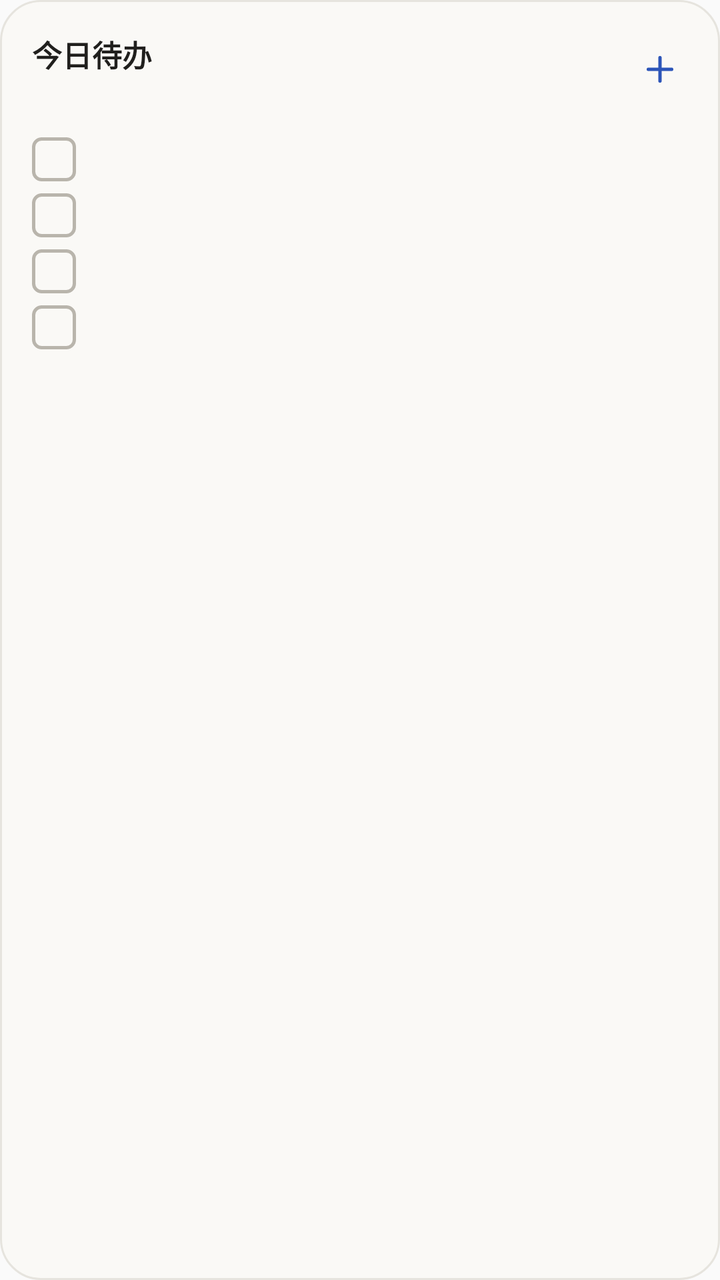
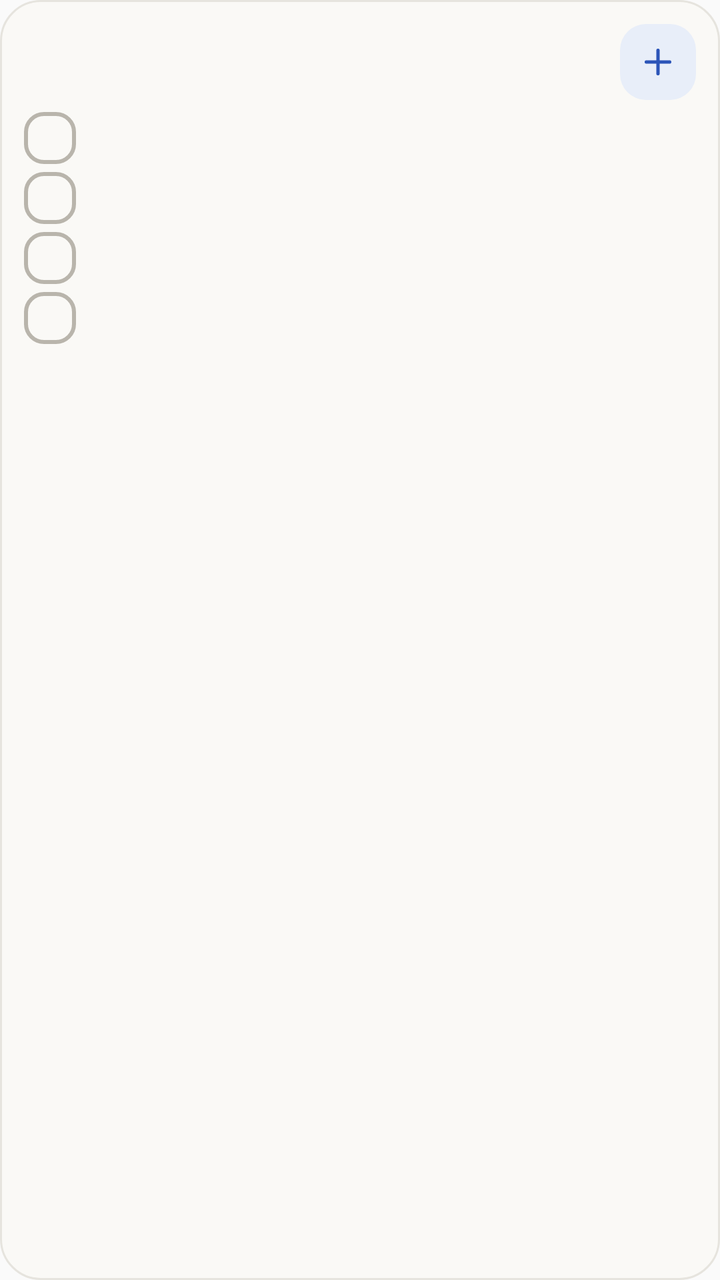

An Android layout rendered at two revisions. The XML below is the earlier revision; the diff shows what the commit changed to produce the second picture.
<!-- AndroidManifest.xml: application theme AppTheme -->
<!-- res/layout/widget_tasks.xml -->
<?xml version="1.0" encoding="utf-8"?>
<LinearLayout xmlns:android="http://schemas.android.com/apk/res/android"
    android:id="@+id/widget_root"
    android:layout_width="match_parent"
    android:layout_height="match_parent"
    android:background="@drawable/widget_bg"
    android:orientation="vertical"
    android:padding="16dp">

    <LinearLayout
        android:layout_width="match_parent"
        android:layout_height="wrap_content"
        android:gravity="center_vertical"
        android:orientation="horizontal">

        <LinearLayout
            android:layout_width="0dp"
            android:layout_height="wrap_content"
            android:layout_weight="1"
            android:orientation="vertical">

            <TextView
                android:id="@+id/widget_title"
                android:layout_width="wrap_content"
                android:layout_height="wrap_content"
                android:text="@string/task_widget_name"
                android:textColor="#201F1D"
                android:textSize="15sp"
                android:textStyle="bold" />

            <TextView
                android:id="@+id/widget_date"
                android:layout_width="wrap_content"
                android:layout_height="wrap_content"
                android:layout_marginTop="1dp"
                android:textColor="#8B887F"
                android:textSize="11sp" />
        </LinearLayout>

        <TextView
            android:id="@+id/widget_meta"
            android:layout_width="wrap_content"
            android:layout_height="wrap_content"
            android:ellipsize="end"
            android:maxWidth="130dp"
            android:singleLine="true"
            android:textColor="#2C55B8"
            android:textSize="11sp" />

        <ImageView
            android:id="@+id/widget_add"
            android:layout_width="28dp"
            android:layout_height="28dp"
            android:layout_marginStart="6dp"
            android:contentDescription="快速添加任务"
            android:padding="4dp"
            android:src="@drawable/ic_widget_add" />
    </LinearLayout>

    <LinearLayout
        android:id="@+id/widget_tasks"
        android:layout_width="match_parent"
        android:layout_height="wrap_content"
        android:layout_marginTop="9dp"
        android:orientation="vertical">

        <LinearLayout
            android:id="@+id/widget_row_1"
            android:layout_width="match_parent"
            android:layout_height="wrap_content"
            android:layout_marginTop="6dp"
            android:gravity="center_vertical"
            android:orientation="horizontal">

            <ImageView
                android:id="@+id/widget_check_1"
                android:layout_width="22dp"
                android:layout_height="22dp"
                android:layout_marginEnd="8dp"
                android:contentDescription="完成这条任务"
                android:src="@drawable/widget_check" />

            <TextView
                android:id="@+id/widget_task_1"
                android:layout_width="0dp"
                android:layout_height="wrap_content"
                android:layout_weight="1"
                android:ellipsize="end"
                android:singleLine="true"
                android:textColor="#201F1D"
                android:textSize="13sp" />
        </LinearLayout>

        <LinearLayout
            android:id="@+id/widget_row_2"
            android:layout_width="match_parent"
            android:layout_height="wrap_content"
            android:layout_marginTop="6dp"
            android:gravity="center_vertical"
            android:orientation="horizontal">

            <ImageView
                android:id="@+id/widget_check_2"
                android:layout_width="22dp"
                android:layout_height="22dp"
                android:layout_marginEnd="8dp"
                android:contentDescription="完成这条任务"
                android:src="@drawable/widget_check" />

            <TextView
                android:id="@+id/widget_task_2"
                android:layout_width="0dp"
                android:layout_height="wrap_content"
                android:layout_weight="1"
                android:ellipsize="end"
                android:singleLine="true"
                android:textColor="#201F1D"
                android:textSize="13sp" />
        </LinearLayout>

        <LinearLayout
            android:id="@+id/widget_row_3"
            android:layout_width="match_parent"
            android:layout_height="wrap_content"
            android:layout_marginTop="6dp"
            android:gravity="center_vertical"
            android:orientation="horizontal">

            <ImageView
                android:id="@+id/widget_check_3"
                android:layout_width="22dp"
                android:layout_height="22dp"
                android:layout_marginEnd="8dp"
                android:contentDescription="完成这条任务"
                android:src="@drawable/widget_check" />

            <TextView
                android:id="@+id/widget_task_3"
                android:layout_width="0dp"
                android:layout_height="wrap_content"
                android:layout_weight="1"
                android:ellipsize="end"
                android:singleLine="true"
                android:textColor="#201F1D"
                android:textSize="13sp" />
        </LinearLayout>

        <LinearLayout
            android:id="@+id/widget_row_4"
            android:layout_width="match_parent"
            android:layout_height="wrap_content"
            android:layout_marginTop="6dp"
            android:gravity="center_vertical"
            android:orientation="horizontal">

            <ImageView
                android:id="@+id/widget_check_4"
                android:layout_width="22dp"
                android:layout_height="22dp"
                android:layout_marginEnd="8dp"
                android:contentDescription="完成这条任务"
                android:src="@drawable/widget_check" />

            <TextView
                android:id="@+id/widget_task_4"
                android:layout_width="0dp"
                android:layout_height="wrap_content"
                android:layout_weight="1"
                android:ellipsize="end"
                android:singleLine="true"
                android:textColor="#201F1D"
                android:textSize="13sp" />
        </LinearLayout>
    </LinearLayout>

    <TextView
        android:id="@+id/widget_empty"
        android:layout_width="match_parent"
        android:layout_height="wrap_content"
        android:layout_marginTop="12dp"
        android:text="今天没有待办"
        android:textColor="#8B887F"
        android:textSize="13sp"
        android:visibility="gone" />
</LinearLayout>
<!-- resources referenced by this layout -->
<resources>
  <!-- drawable ic_widget_add (drawable) -->
  <?xml version="1.0" encoding="utf-8"?>
  <vector xmlns:android="http://schemas.android.com/apk/res/android"
      android:width="20dp"
      android:height="20dp"
      android:viewportWidth="24"
      android:viewportHeight="24">
      <path
          android:pathData="M12,5v14M5,12h14"
          android:strokeColor="#2C55B8"
          android:strokeLineCap="round"
          android:strokeWidth="2" />
  </vector>
  <!-- drawable widget_bg (drawable) -->
  <?xml version="1.0" encoding="utf-8"?>
  <shape xmlns:android="http://schemas.android.com/apk/res/android"
      android:shape="rectangle">
      <solid android:color="#FAF9F6" />
      <corners android:radius="20dp" />
      <stroke
          android:width="1dp"
          android:color="#E6E4DE" />
  </shape>
  <!-- drawable widget_check (drawable) -->
  <?xml version="1.0" encoding="utf-8"?>
  <shape xmlns:android="http://schemas.android.com/apk/res/android"
      android:shape="rectangle">
      <solid android:color="@android:color/transparent" />
      <stroke
          android:width="1.5dp"
          android:color="#B9B5AC" />
      <corners android:radius="4dp" />
  </shape>
  <string name="task_widget_name">今日待办</string>
  <style name="AppTheme" parent="Theme.AppCompat.Light.DarkActionBar">
          
          <item name="colorPrimary">@color/colorPrimary</item>
          <item name="colorPrimaryDark">@color/colorPrimaryDark</item>
          <item name="colorAccent">@color/colorAccent</item>
      </style>
</resources>

<!-- the commit's change to res/layout/widget_tasks.xml (unified diff, before → after) -->
@@ -5,55 +5,21 @@
     android:layout_height="match_parent"
     android:background="@drawable/widget_bg"
     android:orientation="vertical"
-    android:padding="16dp">
+    android:padding="12dp">
 
     <LinearLayout
         android:layout_width="match_parent"
         android:layout_height="wrap_content"
-        android:gravity="center_vertical"
+        android:gravity="end|center_vertical"
         android:orientation="horizontal">
-
-        <LinearLayout
-            android:layout_width="0dp"
-            android:layout_height="wrap_content"
-            android:layout_weight="1"
-            android:orientation="vertical">
-
-            <TextView
-                android:id="@+id/widget_title"
-                android:layout_width="wrap_content"
-                android:layout_height="wrap_content"
-                android:text="@string/task_widget_name"
-                android:textColor="#201F1D"
-                android:textSize="15sp"
-                android:textStyle="bold" />
-
-            <TextView
-                android:id="@+id/widget_date"
-                android:layout_width="wrap_content"
-                android:layout_height="wrap_content"
-                android:layout_marginTop="1dp"
-                android:textColor="#8B887F"
-                android:textSize="11sp" />
-        </LinearLayout>
-
-        <TextView
-            android:id="@+id/widget_meta"
-            android:layout_width="wrap_content"
-            android:layout_height="wrap_content"
-            android:ellipsize="end"
-            android:maxWidth="130dp"
-            android:singleLine="true"
-            android:textColor="#2C55B8"
-            android:textSize="11sp" />
 
         <ImageView
             android:id="@+id/widget_add"
-            android:layout_width="28dp"
-            android:layout_height="28dp"
-            android:layout_marginStart="6dp"
+            android:layout_width="38dp"
+            android:layout_height="38dp"
+            android:background="@drawable/widget_add_fab"
             android:contentDescription="快速添加任务"
-            android:padding="4dp"
+            android:padding="9dp"
             android:src="@drawable/ic_widget_add" />
     </LinearLayout>
 
@@ -61,22 +27,22 @@
         android:id="@+id/widget_tasks"
         android:layout_width="match_parent"
         android:layout_height="wrap_content"
-        android:layout_marginTop="9dp"
+        android:layout_marginTop="2dp"
         android:orientation="vertical">
 
         <LinearLayout
             android:id="@+id/widget_row_1"
             android:layout_width="match_parent"
             android:layout_height="wrap_content"
-            android:layout_marginTop="6dp"
+            android:layout_marginTop="4dp"
             android:gravity="center_vertical"
             android:orientation="horizontal">
 
             <ImageView
                 android:id="@+id/widget_check_1"
-                android:layout_width="22dp"
-                android:layout_height="22dp"
-                android:layout_marginEnd="8dp"
+                android:layout_width="26dp"
+                android:layout_height="26dp"
+                android:layout_marginEnd="10dp"
                 android:contentDescription="完成这条任务"
                 android:src="@drawable/widget_check" />
 
@@ -88,22 +54,22 @@
                 android:ellipsize="end"
                 android:singleLine="true"
                 android:textColor="#201F1D"
-                android:textSize="13sp" />
+                android:textSize="15sp" />
         </LinearLayout>
 
         <LinearLayout
             android:id="@+id/widget_row_2"
             android:layout_width="match_parent"
             android:layout_height="wrap_content"
-            android:layout_marginTop="6dp"
+            android:layout_marginTop="4dp"
             android:gravity="center_vertical"
             android:orientation="horizontal">
 
             <ImageView
                 android:id="@+id/widget_check_2"
-                android:layout_width="22dp"
-                android:layout_height="22dp"
-                android:layout_marginEnd="8dp"
+                android:layout_width="26dp"
+                android:layout_height="26dp"
+                android:layout_marginEnd="10dp"
                 android:contentDescription="完成这条任务"
                 android:src="@drawable/widget_check" />
 
@@ -115,22 +81,22 @@
                 android:ellipsize="end"
                 android:singleLine="true"
                 android:textColor="#201F1D"
-                android:textSize="13sp" />
+                android:textSize="15sp" />
         </LinearLayout>
 
         <LinearLayout
             android:id="@+id/widget_row_3"
             android:layout_width="match_parent"
             android:layout_height="wrap_content"
-            android:layout_marginTop="6dp"
+            android:layout_marginTop="4dp"
             android:gravity="center_vertical"
             android:orientation="horizontal">
 
             <ImageView
                 android:id="@+id/widget_check_3"
-                android:layout_width="22dp"
-                android:layout_height="22dp"
-                android:layout_marginEnd="8dp"
+                android:layout_width="26dp"
+                android:layout_height="26dp"
+                android:layout_marginEnd="10dp"
                 android:contentDescription="完成这条任务"
                 android:src="@drawable/widget_check" />
 
@@ -142,22 +108,22 @@
                 android:ellipsize="end"
                 android:singleLine="true"
                 android:textColor="#201F1D"
-                android:textSize="13sp" />
+                android:textSize="15sp" />
         </LinearLayout>
 
         <LinearLayout
             android:id="@+id/widget_row_4"
             android:layout_width="match_parent"
             android:layout_height="wrap_content"
-            android:layout_marginTop="6dp"
+            android:layout_marginTop="4dp"
             android:gravity="center_vertical"
             android:orientation="horizontal">
 
             <ImageView
                 android:id="@+id/widget_check_4"
-                android:layout_width="22dp"
-                android:layout_height="22dp"
-                android:layout_marginEnd="8dp"
+                android:layout_width="26dp"
+                android:layout_height="26dp"
+                android:layout_marginEnd="10dp"
                 android:contentDescription="完成这条任务"
                 android:src="@drawable/widget_check" />
 
@@ -169,7 +135,7 @@
                 android:ellipsize="end"
                 android:singleLine="true"
                 android:textColor="#201F1D"
-                android:textSize="13sp" />
+                android:textSize="15sp" />
         </LinearLayout>
     </LinearLayout>
 
@@ -177,9 +143,9 @@
         android:id="@+id/widget_empty"
         android:layout_width="match_parent"
         android:layout_height="wrap_content"
-        android:layout_marginTop="12dp"
-        android:text="今天没有待办"
+        android:layout_marginTop="10dp"
+        android:text="暂无待办"
         android:textColor="#8B887F"
-        android:textSize="13sp"
+        android:textSize="14sp"
         android:visibility="gone" />
 </LinearLayout>
<!-- resource entries referenced after the edit -->
@@ -13,6 +13,22 @@
           android:strokeLineCap="round"
           android:strokeWidth="2" />
   </vector>
+  <!-- drawable widget_add_fab (drawable) -->
+  <?xml version="1.0" encoding="utf-8"?>
+  <selector xmlns:android="http://schemas.android.com/apk/res/android">
+      <item android:state_pressed="true">
+          <shape android:shape="rectangle">
+              <solid android:color="#D9E3F5" />
+              <corners android:radius="13dp" />
+          </shape>
+      </item>
+      <item>
+          <shape android:shape="rectangle">
+              <solid android:color="#E8EEF9" />
+              <corners android:radius="13dp" />
+          </shape>
+      </item>
+  </selector>
   <!-- drawable widget_bg (drawable) -->
   <?xml version="1.0" encoding="utf-8"?>
   <shape xmlns:android="http://schemas.android.com/apk/res/android"
@@ -29,11 +45,10 @@
       android:shape="rectangle">
       <solid android:color="@android:color/transparent" />
       <stroke
-          android:width="1.5dp"
+          android:width="2dp"
           android:color="#B9B5AC" />
-      <corners android:radius="4dp" />
+      <corners android:radius="9dp" />
   </shape>
-  <string name="task_widget_name">今日待办</string>
   <style name="AppTheme" parent="Theme.AppCompat.Light.DarkActionBar">
           
           <item name="colorPrimary">@color/colorPrimary</item>
